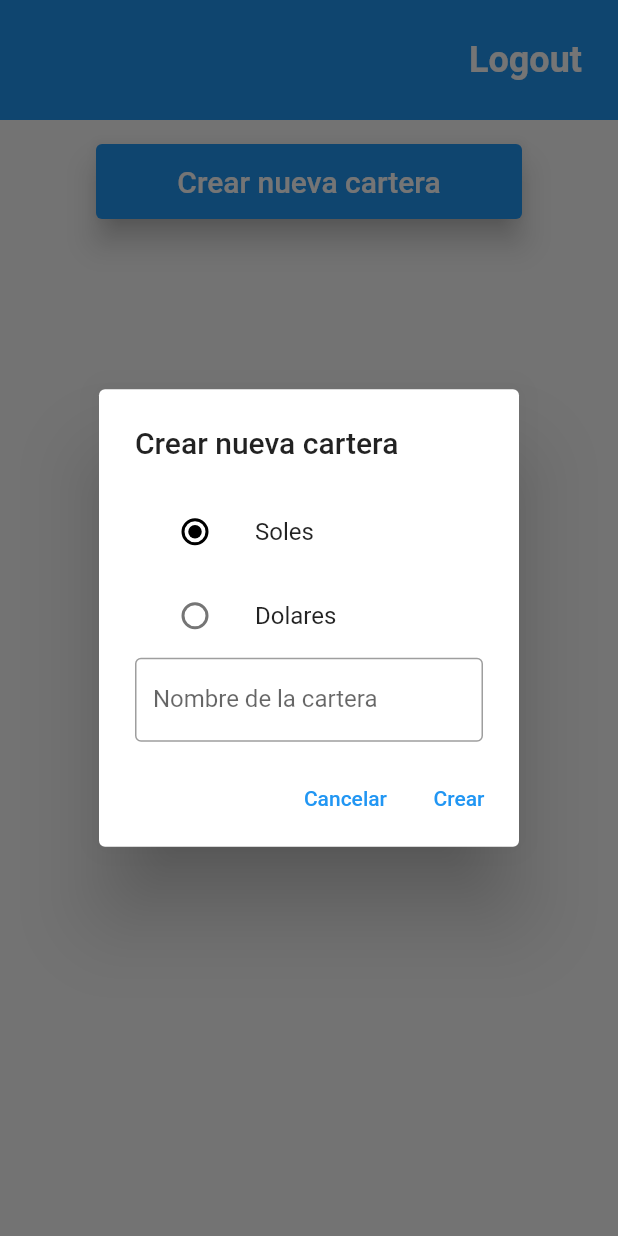
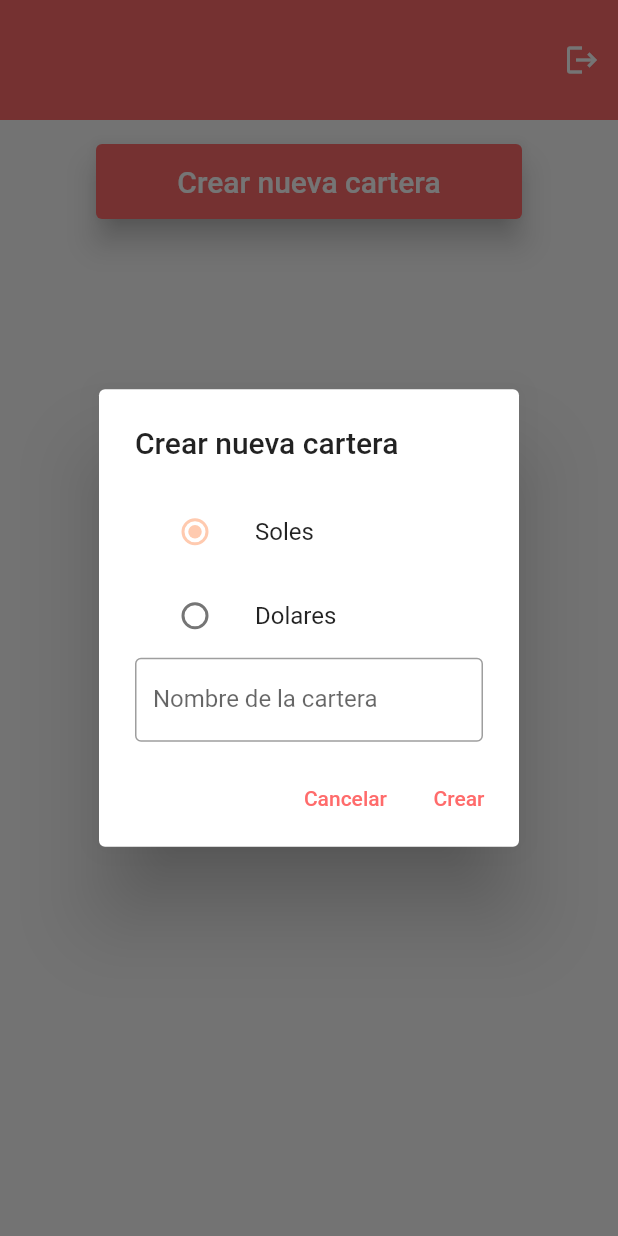
Before and after one commit to antoniosalte/itzbill, a Flutter app: the screen it shows once a user with an empty profile is signed in, after a tap on "Crear nueva cartera", on a phone screen of 412 x 824 dp. Run offline on Flutter 3.47's test engine with Material 2 defaults, Android fonts, the phone set to English and light mode, and no system bars; our stand-ins replace cloud_firestore, email_validator, firebase_auth, firebase_core, fluttertoast; missing offline and left inert: dart:js; accounts and stored records are empty.

Commit message:
Logo and Theme

```diff
--- a/lib/config/theme.dart
+++ b/lib/config/theme.dart
@@ -1,12 +1,12 @@
 import 'package:flutter/material.dart';
 
 final colorScheme = ColorScheme(
-  primary: Colors.blue,
-  primaryVariant: Colors.blueAccent,
-  secondary: Colors.black,
-  secondaryVariant: Colors.black,
-  surface: Colors.grey[300]!,
-  background: Colors.grey[300]!,
+  primary: const Color(0xFFFF6B6B),
+  primaryVariant: const Color(0xFFFF6B6B),
+  secondary: const Color(0xFFFFCAAF),
+  secondaryVariant: const Color(0xFFFFCAAF),
+  surface: const Color(0xFFCCCCCC),
+  background: const Color(0xFFCCCCCC),
   error: Colors.red,
   onPrimary: Colors.white,
   onSecondary: Colors.white,
--- a/lib/screens/auth_screen.dart
+++ b/lib/screens/auth_screen.dart
@@ -135,22 +135,20 @@ class _AuthScreenState extends State<AuthScreen> {
   @override
   Widget build(BuildContext context) {
     return Scaffold(
+      backgroundColor: Colors.white,
       body: Center(
         child: Row(
-          // mainAxisAlignment: MainAxisAlignment.,
           crossAxisAlignment: CrossAxisAlignment.center,
           children: [
             Expanded(
-              child: Container(
-                width: double.infinity,
-                height: double.infinity,
+              child: Center(
+                child: Image.asset('assets/logo.png'),
               ),
             ),
             Expanded(
               child: Container(
                 width: double.infinity,
                 height: double.infinity,
-                //color: Colors.blue,
                 child: Form(
                   key: formKey,
                   child: Center(
--- a/lib/screens/pool_screen.dart
+++ b/lib/screens/pool_screen.dart
@@ -15,7 +15,6 @@ import 'package:itzbill/models/bill.dart';
 import 'package:itzbill/widgets/subtitle_widget.dart';
 import 'package:itzbill/widgets/title_widget.dart';
 import 'package:itzbill/widgets/label_widget.dart';
-import 'package:itzbill/widgets/header_button_widget.dart';
 import 'package:itzbill/widgets/loading_widget.dart';
 import 'package:itzbill/widgets/toast_widget.dart';
 import 'package:itzbill/widgets/button_widget.dart';
@@ -459,8 +458,9 @@ class PoolScreenState extends State<PoolScreen> {
           onPressed: () => Navigator.of(context).pop(),
         ),
         actions: [
-          HeaderButton(
-            title: 'Logout',
+          IconButton(
+            icon: Icon(Icons.logout),
+            color: Theme.of(context).colorScheme.onSecondary,
             onPressed: _logout,
           ),
         ],
--- a/lib/widgets/header_button_widget.dart
+++ /dev/null
@@ -1,27 +0,0 @@
-import 'package:flutter/material.dart';
-
-class HeaderButton extends StatelessWidget {
-  const HeaderButton({Key? key, required this.title, required this.onPressed})
-      : super(key: key);
-
-  final String title;
-  final Function() onPressed;
-
-  @override
-  Widget build(BuildContext context) {
-    return Container(
-      padding: EdgeInsets.symmetric(horizontal: 16.0),
-      child: TextButton(
-        child: Text(
-          title,
-          style: TextStyle(
-            color: Theme.of(context).colorScheme.onPrimary,
-            fontSize: 24.0,
-            fontWeight: FontWeight.bold,
-          ),
-        ),
-        onPressed: onPressed,
-      ),
-    );
-  }
-}
--- a/pubspec.yaml
+++ b/pubspec.yaml
@@ -27,3 +27,5 @@ dev_dependencies:
 
 flutter:
   uses-material-design: true
+  assets:
+    - assets/logo.png
```
Also changed, not shown: lib/screens/home_screen.dart (+43 -12 lines), assets/logo.png (added).
